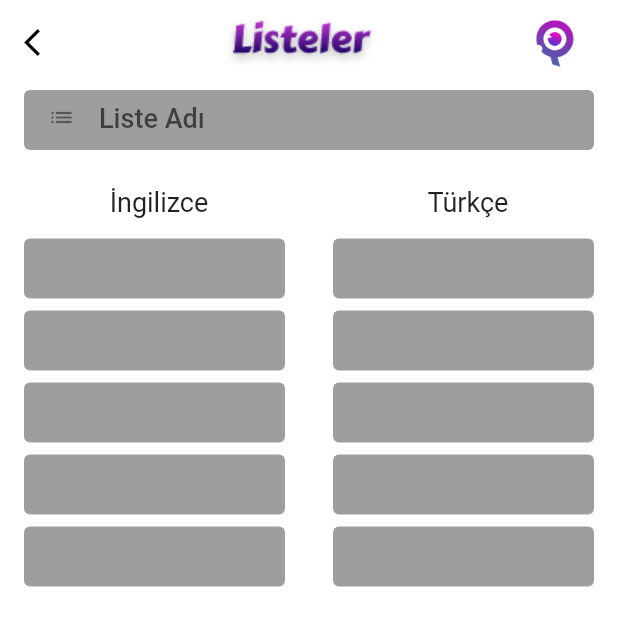
After one commit to selinugurlus/WordHunter, a Flutter app: the ListsPage screen opened directly, after a tap on the "add" icon, on a phone screen of 412 x 824 dp. The commit adds this screen. Shown: the top 626 px of the screen. Run offline on Flutter 3.47's test engine with Material 2 defaults, Android fonts, the phone set to English and light mode, and no system bars.

Commit message:
create list page

```diff
--- /dev/null
+++ b/lib/pages/create_list.dart
@@ -0,0 +1,158 @@
+import 'package:flutter/material.dart';
+
+class CreateList extends StatefulWidget {
+  const CreateList({Key? key}) : super(key: key);
+
+  @override
+  State<CreateList> createState() => _CreateListState();
+}
+
+class _CreateListState extends State<CreateList> {
+  final _listname = TextEditingController();
+
+  List<TextEditingController> wordTextEditingList = [];
+  List<Row> wordListField = [];
+
+  @override
+  void initState() {
+    super.initState();
+
+    for (int i = 0; i < 10; i++)
+      wordTextEditingList.add(TextEditingController());
+
+    for (int i = 0; i < 5; i++) {
+      wordListField.add(
+        Row(
+          children: [
+            Expanded(
+                child: textFieldBuilder(
+                    textEditingController: wordTextEditingList[2 * i])),
+            Expanded(
+                child: textFieldBuilder(
+                    textEditingController: wordTextEditingList[2 * i + 1]))
+          ],
+        ),
+      );
+    }
+  }
+
+  @override
+  Widget build(BuildContext context) {
+    return Scaffold(
+      appBar: AppBar(
+        automaticallyImplyLeading: false,
+        backgroundColor: Colors.white,
+        elevation: 0,
+        title: Row(
+          children: [
+            Container(
+              alignment: Alignment.centerLeft,
+              width: MediaQuery.of(context).size.width * 0.2,
+              child: InkWell(
+                onTap: () {
+                  Navigator.pop(context);
+                },
+                child: Icon(
+                  Icons.arrow_back_ios,
+                  color: Colors.black,
+                  size: 22,
+                ),
+              ),
+            ),
+            Container(
+              width: MediaQuery.of(context).size.width * 0.5,
+              child: Image.asset(
+                "assets/images/lists.png",
+              ),
+            ),
+            Container(
+              alignment: Alignment.centerRight,
+              width: MediaQuery.of(context).size.width * 0.2,
+              child: Image.asset(
+                "assets/images/logo.png",
+                height: 35,
+                width: 35,
+              ),
+            ),
+          ],
+        ),
+      ),
+      body: SafeArea(
+        child: Container(
+          color: Colors.white,
+          child: Column(
+            children: [
+              textFieldBuilder(
+                icon: Icon(
+                  Icons.list,
+                  size: 18,
+                ),
+                hintText: "Liste Adı",
+                textEditingController: _listname,
+                textAlign: TextAlign.left,
+              ),
+              Container(
+                margin: EdgeInsets.only(top: 20, bottom: 10),
+                child: Row(
+                  mainAxisAlignment: MainAxisAlignment.spaceAround,
+                  children: [
+                    Text(
+                      "İngilizce",
+                      style:
+                          TextStyle(fontSize: 18, fontFamily: "RobotoRegular"),
+                    ),
+                    Text(
+                      "Türkçe",
+                      style:
+                          TextStyle(fontSize: 18, fontFamily: "RobotoRegular"),
+                    )
+                  ],
+                ),
+              ),
+              Expanded(
+                child: SingleChildScrollView(
+                  child: Column(
+                    children: wordListField,
+                  ),
+                ),
+              )
+            ],
+          ),
+        ),
+      ),
+    );
+  }
+
+  Container textFieldBuilder(
+      {int height = 40,
+      @required TextEditingController? textEditingController,
+      Icon? icon,
+      String? hintText,
+      TextAlign textAlign = TextAlign.center}) {
+    return Container(
+      height: double.parse(height.toString()),
+      padding: EdgeInsets.only(left: 16, right: 16),
+      decoration: BoxDecoration(
+          color: Colors.grey, borderRadius: BorderRadius.circular(4)),
+      margin: const EdgeInsets.only(left: 16, right: 16, top: 4, bottom: 4),
+      child: TextField(
+        keyboardType: TextInputType.name,
+        maxLines: 1,
+        textAlign: textAlign,
+        controller: textEditingController,
+        style: TextStyle(
+            color: Colors.black,
+            fontFamily: "RobotoMedium",
+            decoration: TextDecoration.none,
+            fontSize: 18),
+        decoration: InputDecoration(
+          icon: icon,
+          border: InputBorder.none,
+          hintText: hintText,
+          fillColor: Colors.transparent,
+          isDense: true,
+        ),
+      ),
+    );
+  }
+}
--- /dev/null
+++ b/lib/pages/list.dart
@@ -0,0 +1,122 @@
+import 'package:flutter/material.dart';
+import 'package:kelimeezberle/pages/create_list.dart';
+
+class ListsPage extends StatefulWidget {
+  const ListsPage({Key? key}) : super(key: key);
+
+  @override
+  State<ListsPage> createState() => _ListsPageState();
+}
+
+class _ListsPageState extends State<ListsPage> {
+  @override
+  Widget build(BuildContext context) {
+    return Scaffold(
+      appBar: AppBar(
+        automaticallyImplyLeading: false,
+        backgroundColor: Colors.white,
+        elevation: 0,
+        title: Row(
+          children: [
+            Container(
+              alignment: Alignment.centerLeft,
+              width: MediaQuery.of(context).size.width * 0.2,
+              child: InkWell(
+                onTap: () {},
+                child: Icon(
+                  Icons.arrow_back_ios,
+                  color: Colors.black,
+                  size: 22,
+                ),
+              ),
+            ),
+            Container(
+              width: MediaQuery.of(context).size.width * 0.5,
+              child: Image.asset(
+                "assets/images/lists.png",
+              ),
+            ),
+            Container(
+              alignment: Alignment.centerRight,
+              width: MediaQuery.of(context).size.width * 0.2,
+              child: Image.asset(
+                "assets/images/logo.png",
+                height: 35,
+                width: 35,
+              ),
+            ),
+          ],
+        ),
+      ),
+      floatingActionButton: FloatingActionButton(
+        onPressed: () {
+          Navigator.push(context,
+              MaterialPageRoute(builder: (context) => const CreateList()));
+        },
+        child: const Icon(Icons.add),
+        backgroundColor: Colors.purpleAccent,
+      ),
+      body: SafeArea(
+        child: Column(
+          children: [
+            Center(
+              child: Container(
+                width: double.infinity,
+                child: Card(
+                  color: Colors.white70,
+                  elevation: 5,
+                  shape: RoundedRectangleBorder(
+                      borderRadius: BorderRadius.circular(8)),
+                  margin: const EdgeInsets.only(
+                    left: 10,
+                    right: 10,
+                    top: 5,
+                    bottom: 5,
+                  ),
+                  child: Column(
+                    mainAxisAlignment: MainAxisAlignment.spaceAround,
+                    crossAxisAlignment: CrossAxisAlignment.start,
+                    children: [
+                      Container(
+                        margin: EdgeInsets.only(left: 15, top: 5),
+                        child: Text("Liste Adı",
+                            style: TextStyle(
+                                color: Colors.black,
+                                fontSize: 16,
+                                fontFamily: "RobotoMedium")),
+                      ),
+                      Container(
+                        margin: EdgeInsets.only(left: 30),
+                        child: Text("305 terim",
+                            style: TextStyle(
+                                color: Colors.black,
+                                fontSize: 14,
+                                fontFamily: "RobotoRegular")),
+                      ),
+                      Container(
+                        margin: EdgeInsets.only(left: 30),
+                        child: Text("5 öğrenildi",
+                            style: TextStyle(
+                                color: Colors.black,
+                                fontSize: 14,
+                                fontFamily: "RobotoRegular")),
+                      ),
+                      Container(
+                        margin: EdgeInsets.only(left: 30, bottom: 5),
+                        child: Text("6 öğrenilmedi",
+                            style: TextStyle(
+                                color: Colors.black,
+                                fontSize: 14,
+                                fontFamily: "RobotoRegular")),
+                      )
+                    ],
+                  ),
+                ),
+              ),
+            ),
+          ],
+        ),
+      ),
+    );
+  }
+}
--- a/lib/pages/main.dart
+++ b/lib/pages/main.dart
@@ -1,4 +1,5 @@
 import 'package:flutter/material.dart';
+import 'package:kelimeezberle/pages/list.dart';
 
 class MainPage extends StatefulWidget {
   const MainPage({Key? key}) : super(key: key);
@@ -72,7 +73,12 @@ class _MainPageState extends State<MainPage> {
                   group: _chooseLang,
                   value: Lang.eng,
                 ),
-                Container(
+                InkWell(
+                  onTap: () {
+                    Navigator.push(context,
+                        MaterialPageRoute(builder: (context) => ListsPage()));
+                  },
+                  child: Container(
                     alignment: Alignment.center,
                     height: 55,
                     width: MediaQuery.of(context).size.width * 0.8,
@@ -86,6 +92,7 @@ class _MainPageState extends State<MainPage> {
                           fontSize: 24,
                           fontFamily: "Carter",
                           color: Colors.white),
+                    ),
                   ),
                 ),
                 Container(
--- a/pubspec.yaml
+++ b/pubspec.yaml
@@ -66,6 +66,12 @@ flutter:
    - family: Luck
      fonts:
        - asset: assets/fonts/luck.ttf
+   - family: RobotoMedium
+     fonts:
+       - asset: assets/fonts/robotomedium.ttf
+   - family: RobotoRegular
+     fonts:
+       - asset: assets/fonts/robotoregular.ttf
 
   #       - asset: fonts/Schyler-Italic.ttf
   #         style: italic
```
Lines whose indentation alone changed are shown as unchanged.
